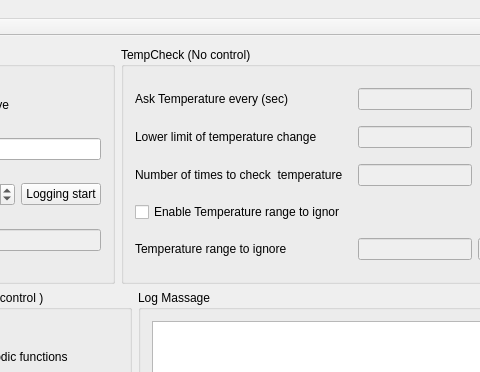
First picture: the form in mainwindow.ui, repository daimiura/OmronPID, before the edit; both pictures show x 686 to 1166 and y 0 to 372 of the 1302 by 912 pixel window.
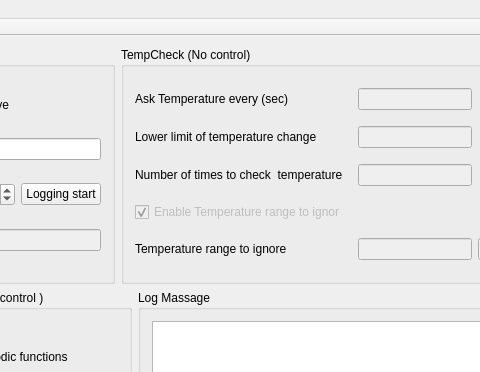
Second picture: the form after the edit. Custom widgets are drawn as their Qt base class.

```diff
--- a/mainwindow.ui
+++ b/mainwindow.ui
@@ -290,13 +290,16 @@
        <item row="3" column="0">
         <widget class="QCheckBox" name="checkBox_Ignore">
          <property name="enabled">
-          <bool>true</bool>
+          <bool>false</bool>
          </property>
          <property name="text">
           <string>Enable Temperature range to ignor</string>
          </property>
          <property name="checkable">
-          <bool>false</bool>
+          <bool>true</bool>
+         </property>
+         <property name="checked">
+          <bool>true</bool>
          </property>
         </widget>
        </item>
```
Left out of the diff: 14 changed lines with no effect on the pictures.
